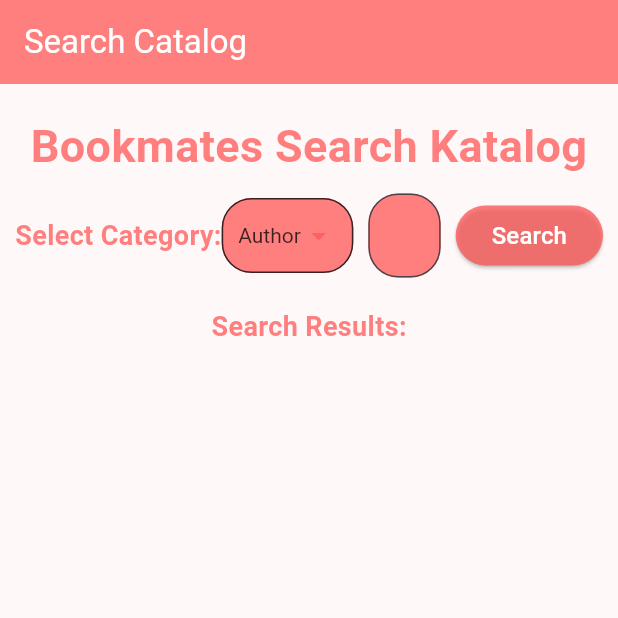
After one commit to PBP-D05/bookmates_mobile, a Flutter app: the SearchPage screen opened directly, after a tap on "Search", on a phone screen of 412 x 824 dp, the top half of it. The commit adds this screen. Run offline on Flutter 3.47's test engine with Material 3 defaults, Android fonts, the phone set to English and light mode, and no system bars; missing offline and left inert: pbp_django_auth; network calls fail.

Commit message:
SearchKatalog

```diff
--- /dev/null
+++ b/lib/SearchKatalog/search_page.dart
@@ -0,0 +1,206 @@
+// File: lib/screens/search_katalog/search_page.dart
+import 'dart:convert';
+import 'package:http/http.dart' as http;
+import 'package:flutter/material.dart';
+import 'package:bookmates_mobile/models/buku.dart';
+import 'show_book.dart';
+
+class SearchPage extends StatefulWidget {
+  const SearchPage({Key? key}) : super(key: key);
+
+  @override
+  _SearchPageState createState() => _SearchPageState();
+}
+
+class _SearchPageState extends State<SearchPage> {
+  String _selectedCategory = 'Author';
+  List<Buku> _searchResults = [];
+
+  final TextEditingController _searchController = TextEditingController();
+
+  String cleanDescription(String description) {
+    // Ganti karakter khusus dengan representasi UTF-8
+    String cleaned = description
+      .replaceAll('“', '"') // Ganti “ dengan "
+      .replaceAll('—', '-'); // Ganti — dengan -
+
+    return cleaned;
+  }
+
+  @override
+  Widget build(BuildContext context) {
+    return Scaffold(
+      appBar: AppBar(
+        title: const Text('Search Catalog'),
+        backgroundColor: Color.fromARGB(193, 255, 88, 88),
+        foregroundColor: Colors.white,
+      ),
+      body: SingleChildScrollView(
+        child: Padding(
+          padding: const EdgeInsets.all(10.0),
+          child: Column(
+            children: <Widget>[
+              Padding(
+                padding: const EdgeInsets.only(top: 10.0, bottom: 10.0),
+                child: Text(
+                  'Bookmates Search Katalog',
+                  textAlign: TextAlign.center,
+                  style: TextStyle(
+                    fontSize: 30,
+                    fontWeight: FontWeight.bold,
+                    color: Color.fromARGB(193, 255, 88, 88),
+                  ),
+                ),
+              ),
+              Row(
+                mainAxisAlignment: MainAxisAlignment.spaceBetween,
+                children: <Widget>[
+                  Text(
+                    'Select Category:',
+                    style: TextStyle(
+                      fontSize: 18,
+                      fontWeight: FontWeight.bold,
+                      color: Color.fromARGB(193, 255, 88, 88),
+                    ),
+                  ),
+                  Container(
+                    padding: EdgeInsets.symmetric(horizontal: 10),
+                    decoration: BoxDecoration(
+                      border: Border.all(color: Color.fromARGB(193, 0, 0, 0)),
+                      borderRadius: BorderRadius.circular(20),
+                      color: Color.fromARGB(193, 255, 88, 88),
+                    ),
+                    child: DropdownButton<String>(
+                      value: _selectedCategory,
+                      onChanged: (String? value) {
+                        setState(() {
+                          _selectedCategory = value!;
+                        });
+                      },
+                      items: <String>['Author', 'Title', 'Age']
+                          .map<DropdownMenuItem<String>>((String value) {
+                        return DropdownMenuItem<String>(
+                          value: value,
+                          child: Text(value),
+                        );
+                      }).toList(),
+                      style: TextStyle(color: Color.fromARGB(193, 0, 0, 0)),
+                      icon: Icon(Icons.arrow_drop_down, color: Color.fromARGB(193, 255, 88, 88)),
+                      underline: Container(),
+                    ),
+                  ),
+                  Expanded(
+                    child: Padding(
+                      padding: const EdgeInsets.symmetric(horizontal: 10),
+                      child: TextField(
+                        controller: _searchController,
+                        onChanged: (value) {
+                          setState(() {});
+                        },
+                        decoration: InputDecoration(
+                          hintText: 'Enter Keyword',
+                          labelText: 'Keyword',
+                          border: OutlineInputBorder(
+                            borderRadius: BorderRadius.circular(20.0),
+                          ),
+                          fillColor: Color.fromARGB(193, 255, 88, 88),
+                          filled: true,
+                        ),
+                      ),
+                    ),
+                  ),
+                  ElevatedButton(
+                    onPressed: () {
+                      performSearch();
+                    },
+                    child: Text(
+                      'Search',
+                      style: TextStyle(
+                        color: Colors.white,
+                        fontSize: 16,
+                      ),
+                    ),
+                    style: ElevatedButton.styleFrom(
+                      primary: Color.fromARGB(193, 255, 88, 88),
+                      shape: RoundedRectangleBorder(
+                        borderRadius: BorderRadius.circular(20.0),
+                      ),
+                    ),
+                  ),
+                ],
+              ),
+              const SizedBox(height: 20),
+              _buildSearchResults(),
+            ],
+          ),
+        ),
+      ),
+    );
+  }
+
+
+  Widget _buildSearchResults() {
+    return Column(
+      crossAxisAlignment: CrossAxisAlignment.start,
+      children: <Widget>[
+        Text(
+          'Search Results:',
+          style: TextStyle(
+            fontSize: 18,
+            fontWeight: FontWeight.bold,
+            color: Color.fromARGB(193, 255, 88, 88),
+          ),
+        ),
+        const SizedBox(height: 10),
+        Column(
+          children: _searchResults.map((buku) {
+            // Membersihkan deskripsi sebelum ditampilkan
+            String cleanedDescription = cleanDescription(buku.fields.desc);
+            return ListTile(
+              title: Text(buku.fields.judul),
+              subtitle: Text('Author: ${buku.fields.author}, Age: ${buku.fields.minAge}-${buku.fields.maxAge}'),
+              onTap: () {
+                Navigator.push(
+                  context,
+                  MaterialPageRoute(
+                    builder: (context) => ShowBook(buku: buku, cleanedDescription: cleanedDescription),
+                  ),
+                );
+              },
+            );
+          }).toList(),
+        ),
+      ],
+    );
+  }
+
+  Future<void> performSearch() async {
+    final response = await http.post(
+      Uri.parse("http://localhost:8000/searchbuku/perform_search/"),
+      body: {
+        'category': _selectedCategory.toLowerCase(),
+        'keyword': _searchController.text,
+      },
+    );
+
+  try {
+    if (response.statusCode == 200) {
+      // Successful response, parse the data
+      List<dynamic> responseData = jsonDecode(response.body);
+      setState(() {
+        _searchResults = (responseData as List).map((json) => Buku.fromJson(json)).toList();
+        // _searchResults = Buku.fromJson(responseData);
+      });
+      print(responseData);
+
+    } else {
+      // Handle error cases
+      print("Error: ${response.statusCode}");
+    }
+  } catch (error) {
+
+    // Handle exceptions
+    print("Exception: $error");
+  }
+}
+}
--- a/lib/models/buku.dart
+++ b/lib/models/buku.dart
@@ -30,6 +30,12 @@ class Buku {
         "pk": pk,
         "fields": fields.toJson(),
     };
+
+    // factory Buku.fromJsonSearch(Map<String, dynamic> json) => Buku(
+    //     model: "json["model"]",
+    //     pk: json["pk"],
+    //     fields: Fields.fromJson(json["fields"]),
+    // );
 }
 
 class Fields {
```
Also changed, not shown: lib/LoginRegister/screens/login.dart (+4 -3 lines), lib/SearchKatalog/show_book.dart (added, +59 -0 lines).
